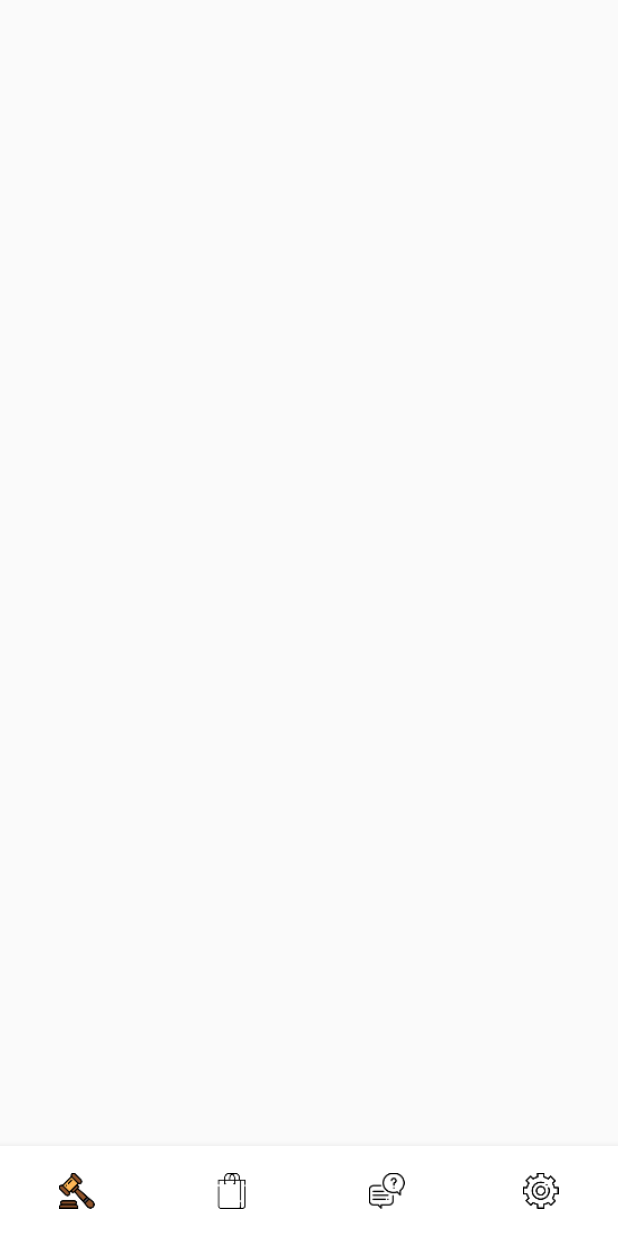
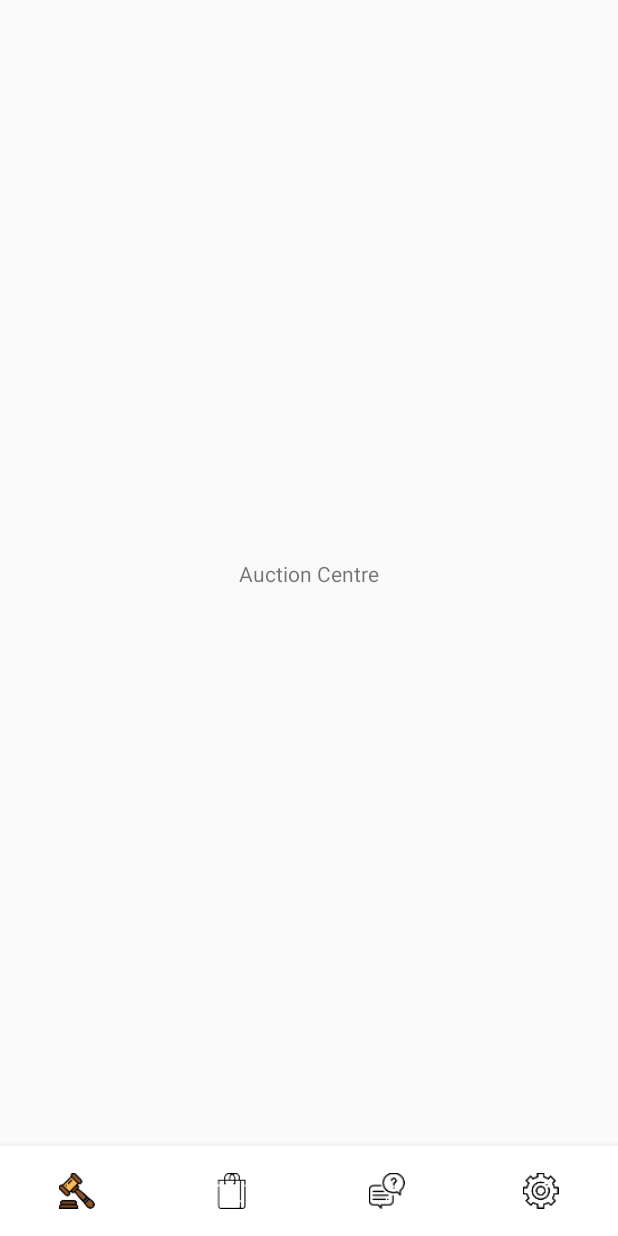
Before and after one commit to Johnsi1994/Bid-Sneakers, an Android app: the screen it shows after launch (MainActivity), on a phone screen of 412 x 824 dp. Before the commit the screen is almost empty. Run offline under Robolectric (Android 15) with nearby library versions, the phone set to English and light mode, and no system bars.

Commit message:
create CenterFragment

```diff
--- a/BID/app/src/main/java/com/johnson/bid/MainActivity.java
+++ b/BID/app/src/main/java/com/johnson/bid/MainActivity.java
@@ -11,6 +11,7 @@ public class MainActivity extends AppCompatActivity implements MainContract.View
     private BottomNavigationView mBottomNavigation;
 
     private MainContract.Presenter mPresenter;
+    private MainMvpController mMainMvpController;
 
     @Override
     protected void onCreate(Bundle savedInstanceState) {
@@ -22,7 +23,7 @@ public class MainActivity extends AppCompatActivity implements MainContract.View
 
     @Override
     public void openCenterUi() {
-
+        mMainMvpController.findOrCreateCenterView();
     }
 
     @Override
@@ -31,6 +32,9 @@ public class MainActivity extends AppCompatActivity implements MainContract.View
     }
 
     private void init() {
+        mMainMvpController = MainMvpController.create(this);
+        mPresenter.openCenter();
+
         setBottomNavigation();
     }
 
@@ -46,6 +50,7 @@ public class MainActivity extends AppCompatActivity implements MainContract.View
 
         switch (menuItem.getItemId()) {
             case R.id.navigation_center:
+                mPresenter.openCenter();
                 return true;
             case R.id.navigation_trade:
                 return true;
--- /dev/null
+++ b/BID/app/src/main/java/com/johnson/bid/MainMvpController.java
@@ -0,0 +1,79 @@
+package com.johnson.bid;
+
+import android.support.annotation.NonNull;
+import android.support.annotation.StringDef;
+import android.support.v4.app.FragmentActivity;
+import android.support.v4.app.FragmentManager;
+
+import com.johnson.bid.centre.CenterFragment;
+import com.johnson.bid.centre.CenterPresenter;
+import com.johnson.bid.util.ActivityUtils;
+
+import java.lang.annotation.Retention;
+import java.lang.annotation.RetentionPolicy;
+
+import static com.google.common.base.Preconditions.checkNotNull;
+
+public class MainMvpController {
+
+    private final FragmentActivity mActivity;
+    private MainPresenter mMainPresenter;
+
+    private CenterPresenter mCenterPresenter;
+
+    @Retention(RetentionPolicy.SOURCE)
+    @StringDef({
+          CENTER
+    })
+
+    public @interface FragmentType {}
+    static final String CENTER    = "CENTER";
+
+
+    private MainMvpController(@NonNull FragmentActivity activity) {
+        mActivity = activity;
+    }
+
+    static MainMvpController create(@NonNull FragmentActivity activity) {
+        checkNotNull(activity);
+        MainMvpController mainMvpController = new MainMvpController(activity);
+        mainMvpController.createMainPresenter();
+        return mainMvpController;
+    }
+
+    private MainPresenter createMainPresenter() {
+        mMainPresenter = new MainPresenter((MainActivity) mActivity);
+
+        return mMainPresenter;
+    }
+
+    void findOrCreateCenterView() {
+
+        CenterFragment centerFragment = findOrCreateCenterFragment();
+        if (centerFragment == null) {
+            mCenterPresenter = new CenterPresenter(centerFragment);
+            mMainPresenter.setCenterPresenter(mCenterPresenter);
+            centerFragment.setPresenter(mMainPresenter);
+        }
+    }
+
+    @NonNull
+    private CenterFragment findOrCreateCenterFragment() {
+
+        CenterFragment centerFragment =
+                (CenterFragment) getFragmentManager().findFragmentByTag(CENTER);
+        if (centerFragment == null) {
+            // Create the fragment
+            centerFragment = CenterFragment.newInstance();
+        }
+
+        ActivityUtils.showOrAddFragmentByTag(
+                getFragmentManager(), centerFragment, CENTER);
+
+        return centerFragment;
+    }
+
+    private FragmentManager getFragmentManager() {
+        return mActivity.getSupportFragmentManager();
+    }
+}
--- a/BID/app/src/main/java/com/johnson/bid/MainPresenter.java
+++ b/BID/app/src/main/java/com/johnson/bid/MainPresenter.java
@@ -1,8 +1,21 @@
 package com.johnson.bid;
 
-public class MainPresenter implements MainContract.Presenter {
+import com.johnson.bid.centre.CenterContract;
+import com.johnson.bid.centre.CenterPresenter;
+
+import static com.google.common.base.Preconditions.checkNotNull;
+
+
+public class MainPresenter implements MainContract.Presenter, CenterContract.Presenter {
 
     private MainContract.View mMainView;
+
+    private CenterPresenter mCenterPresenter;
+
+    public MainPresenter(MainContract.View mainView) {
+        mMainView = checkNotNull(mainView, "mainView cannot be null!");
+        mMainView.setPresenter(this);
+    }
 
     @Override
     public void openCenter() {
@@ -11,4 +24,8 @@ public class MainPresenter implements MainContract.Presenter {
 
     @Override
     public void start() {}
+
+    void setCenterPresenter(CenterPresenter centerPresenter) {
+        mCenterPresenter = checkNotNull(centerPresenter);
+    }
 }
--- /dev/null
+++ b/BID/app/src/main/java/com/johnson/bid/centre/CenterContract.java
@@ -0,0 +1,15 @@
+package com.johnson.bid.centre;
+
+import com.johnson.bid.BasePresenter;
+import com.johnson.bid.BaseView;
+
+public interface CenterContract {
+
+    interface View extends BaseView<Presenter> {
+
+    }
+
+    interface Presenter extends BasePresenter {
+
+    }
+}
--- /dev/null
+++ b/BID/app/src/main/java/com/johnson/bid/centre/CenterFragment.java
@@ -0,0 +1,39 @@
+package com.johnson.bid.centre;
+
+import android.os.Bundle;
+import android.support.annotation.NonNull;
+import android.support.annotation.Nullable;
+import android.support.v4.app.Fragment;
+import android.view.LayoutInflater;
+import android.view.View;
+import android.view.ViewGroup;
+
+import com.johnson.bid.R;
+
+public class CenterFragment extends Fragment implements CenterContract.View {
+
+    private CenterContract.Presenter mPresenter;
+
+    public CenterFragment() {}
+
+    public static CenterFragment newInstance() {
+        return new CenterFragment();
+    }
+
+    @Override
+    public void onCreate(@Nullable Bundle savedInstanceState) {
+        super.onCreate(savedInstanceState);
+    }
+
+    @Nullable
+    @Override
+    public View onCreateView(@NonNull LayoutInflater inflater, @Nullable ViewGroup container, @Nullable Bundle savedInstanceState) {
+        View root = inflater.inflate(R.layout.fragment_center, container, false);
+        return root;
+    }
+
+    @Override
+    public void setPresenter(CenterContract.Presenter presenter) {
+        mPresenter = presenter;
+    }
+}
--- /dev/null
+++ b/BID/app/src/main/java/com/johnson/bid/centre/CenterPresenter.java
@@ -0,0 +1,19 @@
+package com.johnson.bid.centre;
+
+import android.support.annotation.NonNull;
+
+import static com.google.common.base.Preconditions.checkNotNull;
+
+public class CenterPresenter implements CenterContract.Presenter {
+
+    private final CenterContract.View mCenterView;
+
+    public CenterPresenter(@NonNull CenterContract.View centerView) {
+        mCenterView = checkNotNull(centerView, "centerView cannot be null!");
+    }
+
+    @Override
+    public void start() {
+
+    }
+}
--- /dev/null
+++ b/BID/app/src/main/java/com/johnson/bid/util/ActivityUtils.java
@@ -0,0 +1,36 @@
+package com.johnson.bid.util;
+
+import android.support.annotation.NonNull;
+import android.support.v4.app.Fragment;
+import android.support.v4.app.FragmentManager;
+import android.support.v4.app.FragmentTransaction;
+
+import com.johnson.bid.MainMvpController;
+import com.johnson.bid.R;
+
+import static com.google.common.base.Preconditions.checkNotNull;
+
+public class ActivityUtils {
+
+    public static void showOrAddFragmentByTag(@NonNull FragmentManager fragmentManager,
+                                              @NonNull Fragment fragment,
+                                              @MainMvpController.FragmentType String fragmentTag) {
+        checkNotNull(fragmentManager);
+        FragmentTransaction transaction = fragmentManager.beginTransaction();
+
+        for (Fragment element : fragmentManager.getFragments()) {
+            if (!element.isHidden()) {
+                transaction.hide(element);
+                break;
+            }
+        }
+
+        if (fragment.isAdded()) {
+            transaction.show(fragment);
+        } else {
+            transaction.add(R.id.layout_main_container, fragment, fragmentTag);
+        }
+
+        transaction.commit();
+    }
+}
--- a/BID/app/src/main/res/layout/activity_main.xml
+++ b/BID/app/src/main/res/layout/activity_main.xml
@@ -18,4 +18,15 @@
         app:layout_constraintStart_toStartOf="parent"
         app:menu="@menu/menu_bottom_navigation"/>
 
+    <FrameLayout
+        android:id="@+id/layout_main_container"
+        android:layout_width="0dp"
+        android:layout_height="0dp"
+        app:layout_constraintBottom_toTopOf="@+id/bottom_navigation_main"
+        app:layout_constraintEnd_toEndOf="parent"
+        app:layout_constraintStart_toStartOf="parent"
+        app:layout_constraintTop_toTopOf="parent">
+
+    </FrameLayout>
+
 </android.support.constraint.ConstraintLayout>
--- /dev/null
+++ b/BID/app/src/main/res/layout/fragment_center.xml
@@ -0,0 +1,22 @@
+<?xml version="1.0" encoding="utf-8"?>
+<android.support.constraint.ConstraintLayout
+    xmlns:android="http://schemas.android.com/apk/res/android"
+    xmlns:app="http://schemas.android.com/apk/res-auto"
+    xmlns:tools="http://schemas.android.com/tools"
+    android:layout_width="match_parent"
+    android:layout_height="match_parent">
+
+    <TextView
+        android:id="@+id/textView2"
+        android:layout_width="wrap_content"
+        android:layout_height="wrap_content"
+        android:layout_marginStart="8dp"
+        android:layout_marginTop="8dp"
+        android:layout_marginEnd="8dp"
+        android:layout_marginBottom="8dp"
+        android:text="Auction Centre"
+        app:layout_constraintBottom_toBottomOf="parent"
+        app:layout_constraintEnd_toEndOf="parent"
+        app:layout_constraintStart_toStartOf="parent"
+        app:layout_constraintTop_toTopOf="parent" />
+</android.support.constraint.ConstraintLayout>
```
